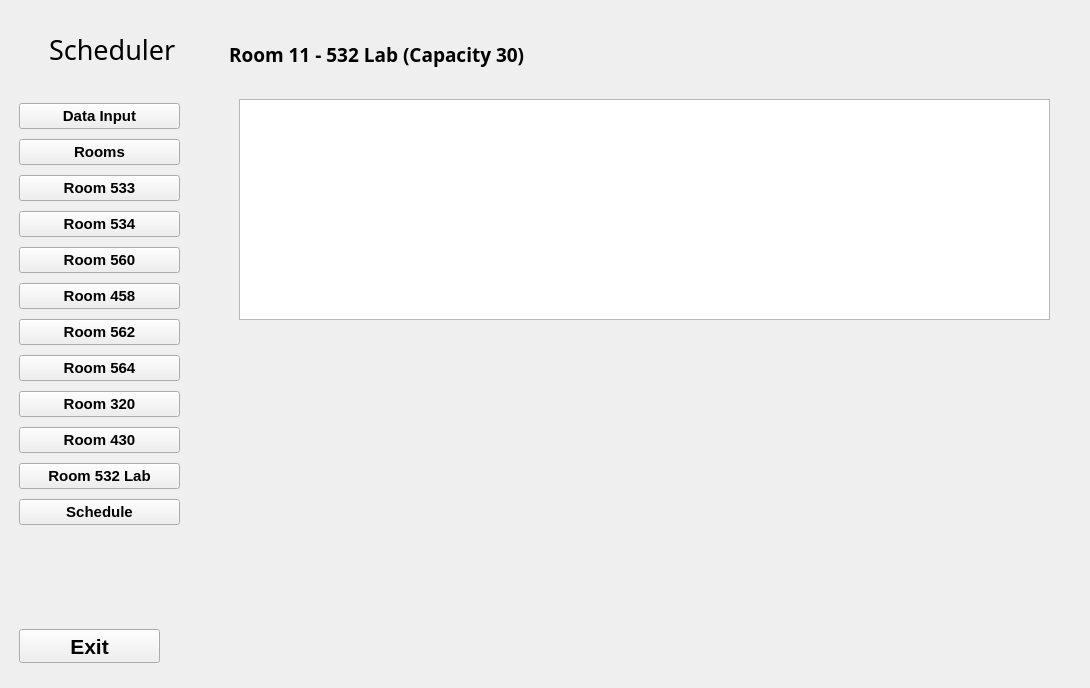
Qt form GUI_App/Scheduler1.ui (MacEwanCMPT395/2023-01_Team3) before a commit.
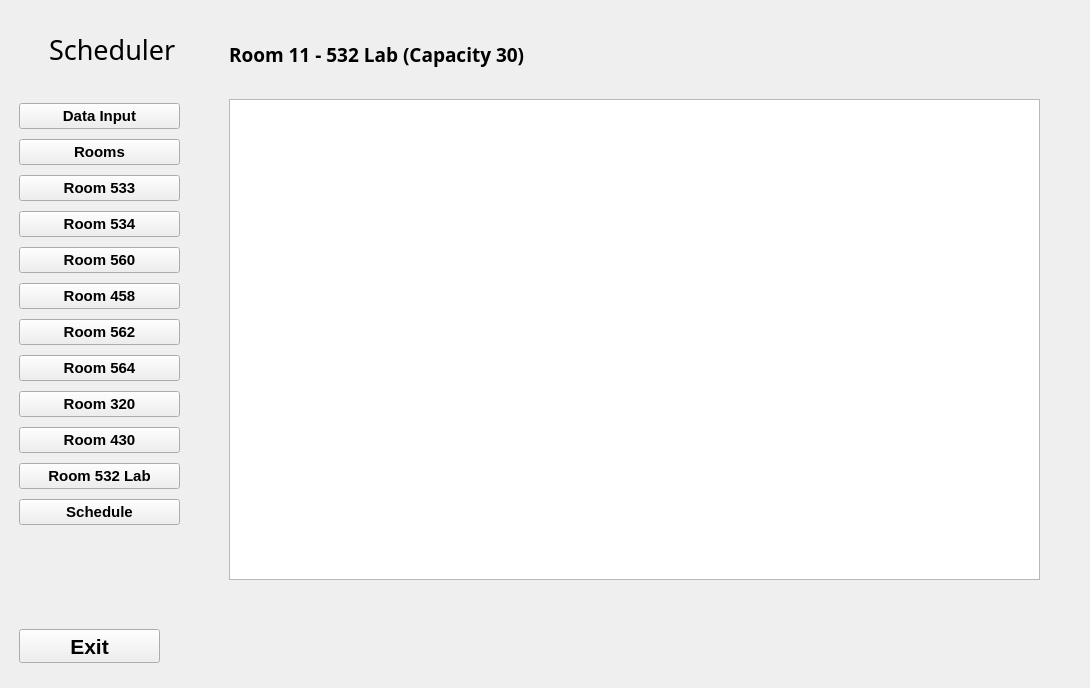
The same form after that commit. The open tabs and pages were chosen to show the change. Icons and pictures are not drawn.

Diff of the .ui file:
```diff
--- a/GUI_App/Scheduler1.ui
+++ b/GUI_App/Scheduler1.ui
@@ -1343,7 +1343,7 @@
            <rect>
             <x>30</x>
             <y>20</y>
-            <width>361</width>
+            <width>421</width>
             <height>51</height>
            </rect>
           </property>
@@ -1359,13 +1359,13 @@
            <string>Room 11 - 532 Lab (Capacity 30)</string>
           </property>
          </widget>
-         <widget class="QTableView" name="table_532lab">
+         <widget class="QTextEdit" name="text_532">
           <property name="geometry">
            <rect>
-            <x>40</x>
+            <x>30</x>
             <y>90</y>
             <width>811</width>
-            <height>221</height>
+            <height>481</height>
            </rect>
           </property>
          </widget>
```
Left out of the diff: 50 changed lines with no effect on the pictures.
